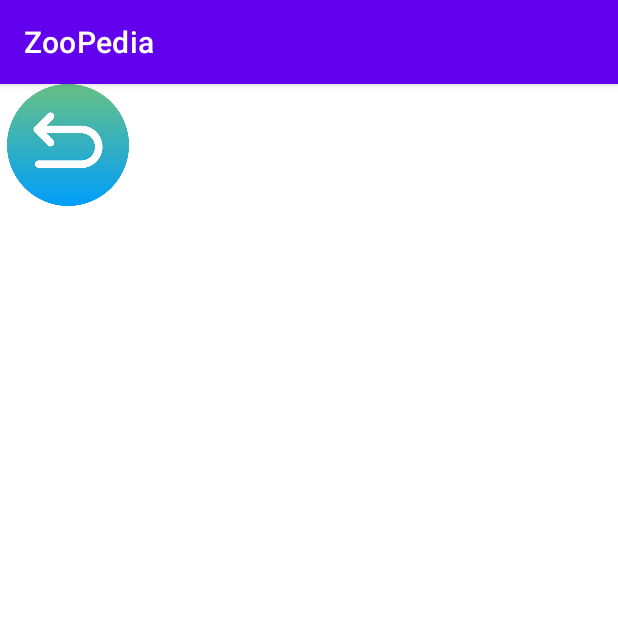
After one commit to TheoGicquel/l3-ZooRanking-App, an Android app: the MapActivity screen opened directly, with no data from a screen before it, on a phone screen of 412 x 824 dp, the top half of it. The commit adds this screen. Run offline under Robolectric (Android 15) with nearby library versions, the phone set to English and light mode, and no system bars.

Commit message:
finished main menu navigation

```diff
--- a/app/src/main/AndroidManifest.xml
+++ b/app/src/main/AndroidManifest.xml
@@ -18,6 +18,12 @@
                 <category android:name="android.intent.category.LAUNCHER"/>
             </intent-filter>
         </activity>
+
+        <activity android:name=".MapActivity"/>
+        <activity android:name=".RankingActivity"/>
+        <activity android:name=".NewsActivity"/>
+        <activity android:name=".DonateActivity"/>
+
     </application>
 
 </manifest>
--- /dev/null
+++ b/app/src/main/java/zoo/turquoise/zooappturquoise/MapActivity.java
@@ -0,0 +1,22 @@
+package zoo.turquoise.zooappturquoise;
+
+import android.content.Intent;
+import android.os.Bundle;
+import android.view.View;
+import androidx.appcompat.app.AppCompatActivity;
+
+public class MapActivity extends AppCompatActivity {
+    @Override
+    protected void onCreate(Bundle savedInstanceState) {
+        super.onCreate(savedInstanceState);
+        setContentView(R.layout.map_layout);
+    }
+
+    public void switchToMainActivity(View view) {
+        Intent intent = new Intent(this, MainActivity.class);
+        startActivity(intent);
+        finish();
+
+    }
+
+}
--- /dev/null
+++ b/app/src/main/res/layout/map_layout.xml
@@ -0,0 +1,16 @@
+<?xml version="1.0" encoding="utf-8"?>
+<androidx.constraintlayout.widget.ConstraintLayout xmlns:android="http://schemas.android.com/apk/res/android"
+                                                   xmlns:app="http://schemas.android.com/apk/res-auto"
+                                                   xmlns:tools="http://schemas.android.com/tools"
+                                                   android:layout_width="match_parent"
+                                                   android:layout_height="match_parent">
+
+    <ImageButton
+            android:onClick="switchToMainActivity"
+            android:contentDescription="@string/goBackString"
+            android:layout_width="90dp"
+            android:layout_height="81dp" app:srcCompat="@drawable/icon_back" android:id="@+id/backButton2"
+            android:background="#00FFFFFF"
+            android:scaleType="centerInside"
+            app:layout_constraintTop_toTopOf="parent" app:layout_constraintStart_toStartOf="parent"/>
+</androidx.constraintlayout.widget.ConstraintLayout>
--- a/app/src/main/res/values/strings.xml
+++ b/app/src/main/res/values/strings.xml
@@ -5,5 +5,6 @@
     <string name="newsPageButtonString">Actualites</string>
     <string name="donatePageButtonString">Don</string>
     <string name="mainMenuTitle">TextView</string>
+    <string name="goBackString">Retour</string>
 
 </resources>
```
Also changed, not shown: app/src/main/java/zoo/turquoise/zooappturquoise/DonateActivity.java (added, +21 -0 lines), app/src/main/java/zoo/turquoise/zooappturquoise/MainActivity.java (+35 -1 lines), app/src/main/java/zoo/turquoise/zooappturquoise/NewsActivity.java (added, +20 -0 lines), app/src/main/java/zoo/turquoise/zooappturquoise/RankingActivity.java (added, +20 -0 lines), app/src/main/res/layout/activity_main.xml (+6 -2 lines), app/src/main/res/layout/donate_layout.xml (added, +15 -0 lines), app/src/main/res/layout/news_layout.xml (added, +15 -0 lines), app/src/main/res/layout/ranking_layout.xml (added, +15 -0 lines), app/src/main/res/drawable/icon_back.png (added).
